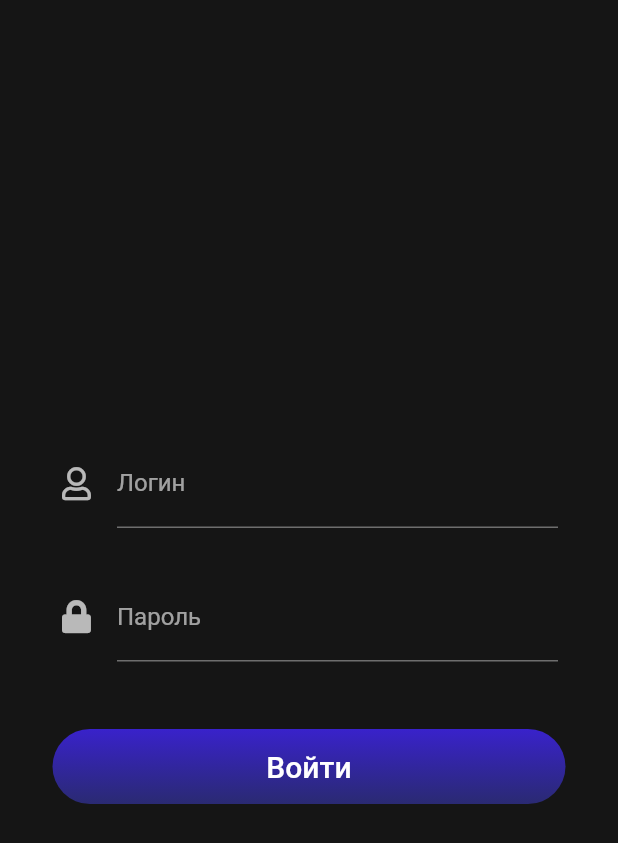
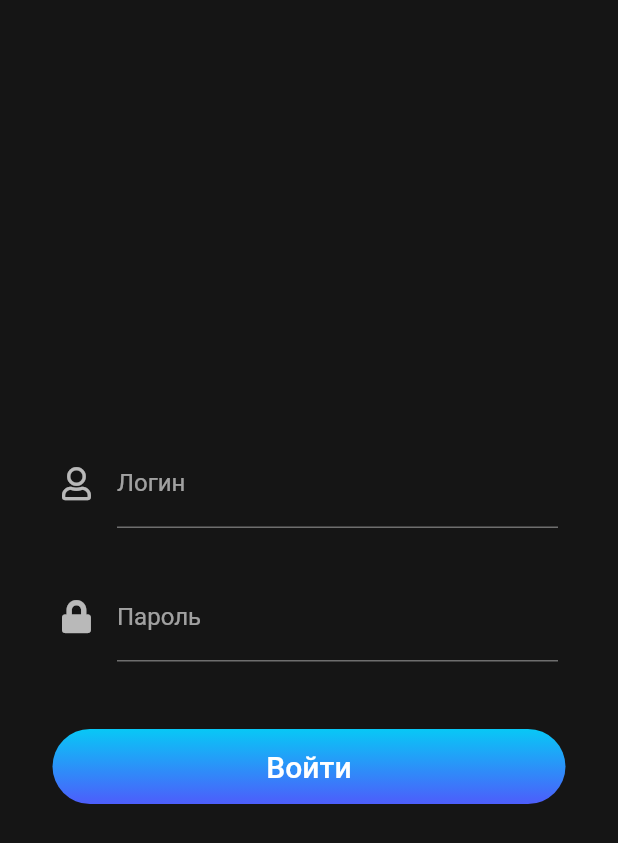
Before and after one commit to SessionStart/web-factory, a Flutter app: the screen it shows after launch, on a phone screen of 412 x 824 dp. Shown: the top 843 px of the screen. Run offline on Flutter 3.47's test engine with Material 2 defaults, Android fonts, the phone set to English and light mode, and no system bars; our stand-ins replace cached_network_image, font_awesome_flutter, hive, hive_flutter; missing offline and left inert: skeleton_animation; accounts and stored records are empty.

Commit message:
created abstract custom theme and bloc

```diff
--- /dev/null
+++ b/lib/blocs/theme_bloc.dart
@@ -0,0 +1,15 @@
+import 'package:flutter/foundation.dart';
+import 'package:web_factory/theme/custom_themes/abstract_custom_theme.dart';
+
+class ThemeBloc extends ChangeNotifier {
+  AbstractCustomTheme _customTheme;
+
+  ThemeBloc({@required AbstractCustomTheme customTheme})
+      : _customTheme = customTheme;
+
+  AbstractCustomTheme get customTheme => _customTheme;
+  set customTheme(AbstractCustomTheme val) {
+    _customTheme = val;
+    notifyListeners();
+  }
+}
--- a/lib/main.dart
+++ b/lib/main.dart
@@ -3,7 +3,9 @@ import 'package:web_factory/services/hive_service.dart';
 import 'package:provider/provider.dart';
 import 'blocs/launch_bloc.dart';
 import 'blocs/repository_bloc.dart';
-import 'theme/theme.dart';
+import 'blocs/theme_bloc.dart';
+import 'theme/custom_themes/dark_app_theme.dart';
+import 'theme/themes/dark_theme.dart';
 import 'widgets/common/launch_navigator.dart';
 
 void main() async {
@@ -33,6 +35,11 @@ class MyApp extends StatelessWidget {
             userRepository: hiveService.userRepository,
           ),
         ),
+        ChangeNotifierProvider<ThemeBloc>(
+          create: (_) => ThemeBloc(
+            customTheme: DarkAppTheme(),
+          ),
+        ),
       ],
       builder: (ctx, _) {
         _initializeBlocs(ctx);
--- a/lib/screens/home.dart
+++ b/lib/screens/home.dart
@@ -1,5 +1,7 @@
 import 'package:flutter/material.dart';
-import 'package:web_factory/theme/app_theme.dart';
+import 'package:provider/provider.dart';
+import 'package:web_factory/blocs/theme_bloc.dart';
+import 'package:web_factory/theme/custom_themes/dark_app_theme.dart';
 import 'package:web_factory/utils/responsive/responsive_helper.dart';
 import 'package:web_factory/widgets/common/image/custom_image.dart';
 import 'package:web_factory/widgets/responsive/responsive_view.dart';
@@ -22,6 +24,7 @@ class HomeScreen extends StatelessWidget {
   }
 
   Widget _buildLargeView(BuildContext context) {
+    final customTheme = Provider.of<ThemeBloc>(context).customTheme;
     final size = MediaQuery.of(context).size;
     final theme = Theme.of(context);
     return Padding(
@@ -40,7 +43,7 @@ class HomeScreen extends StatelessWidget {
                   decoration: BoxDecoration(
                     borderRadius: BorderRadius.all(Radius.circular(8.0)),
                     color: theme.cardColor,
-                    boxShadow: AppTheme.boxShadow,
+                    boxShadow: customTheme.boxShadow,
                   ),
                   child: Padding(
                     padding: const EdgeInsets.all(8.0),
@@ -77,7 +80,7 @@ class HomeScreen extends StatelessWidget {
                   decoration: BoxDecoration(
                     borderRadius: BorderRadius.all(Radius.circular(8.0)),
                     color: theme.cardColor,
-                    boxShadow: AppTheme.boxShadow,
+                    boxShadow: customTheme.boxShadow,
                   ),
                 );
               },
--- a/lib/theme/app_theme.dart
+++ /dev/null
@@ -1,25 +0,0 @@
-import 'package:flutter/material.dart';
-import 'package:web_factory/theme/theme.dart';
-
-abstract class AppTheme {
-  static final boxShadow = [
-    BoxShadow(
-      color: Colors.black.withOpacity(0.03),
-      blurRadius: 20.0, // soften the shadow
-      spreadRadius: 2.0, //extend the shadow
-      offset: Offset(
-        0.0, // Move to right 10  horizontally
-        3.0, // Move to bottom 10 Vertically
-      ),
-    ),
-  ];
-
-  static final mainGradient = LinearGradient(
-    begin: Alignment.topCenter,
-    end: Alignment.bottomCenter,
-    colors: <Color>[
-      appTheme.accentColor,
-      appTheme.buttonColor,
-    ],
-  );
-}
--- /dev/null
+++ b/lib/theme/custom_themes/abstract_custom_theme.dart
@@ -0,0 +1,6 @@
+import 'package:flutter/material.dart';
+
+abstract class AbstractCustomTheme {
+  List<BoxShadow> get boxShadow;
+  LinearGradient get mainGradient;
+}
--- /dev/null
+++ b/lib/theme/custom_themes/dark_app_theme.dart
@@ -0,0 +1,29 @@
+import 'package:flutter/material.dart';
+import 'package:web_factory/theme/themes/dark_theme.dart';
+
+import 'abstract_custom_theme.dart';
+
+class DarkAppTheme implements AbstractCustomTheme {
+  @override
+  List<BoxShadow> get boxShadow => [
+        BoxShadow(
+          color: Colors.black.withOpacity(0.03),
+          blurRadius: 20.0,
+          spreadRadius: 2.0,
+          offset: Offset(
+            0.0,
+            3.0,
+          ),
+        ),
+      ];
+
+  @override
+  LinearGradient get mainGradient => LinearGradient(
+        begin: Alignment.topCenter,
+        end: Alignment.bottomCenter,
+        colors: <Color>[
+          appTheme.buttonColor,
+          appTheme.accentColor,
+        ],
+      );
+}
--- a/lib/theme/theme.dart
+++ b/lib/theme/themes/dark_theme.dart
@@ -2,12 +2,12 @@ import 'package:flutter/material.dart';
 
 final appTheme = ThemeData(
   primarySwatch: Colors.indigo,
-  primaryColor: Color(0xFF3922CB),
+  primaryColor: Color(0xFF4D5DFB),
   backgroundColor: Color(0xFF151515),
   scaffoldBackgroundColor: Color(0xFF151515),
-  canvasColor: Color(0xFF3922CB),
-  accentColor: Color(0xFF3922CB),
-  buttonColor: Color(0xFF2A2A72),
+  canvasColor: Color(0xFF4D5DFB),
+  accentColor: Color(0xFF4D5DFB),
+  buttonColor: Color(0xFF08C8F6),
   brightness: Brightness.dark,
   cardColor: Color(0xFF262626),
   textTheme: TextTheme(
--- a/lib/widgets/common/custom_button.dart
+++ b/lib/widgets/common/custom_button.dart
@@ -1,7 +1,6 @@
 import 'package:flutter/material.dart';
-import 'package:web_factory/theme/app_theme.dart';
-import 'package:web_factory/theme/theme.dart';
 import 'package:provider/provider.dart';
+import 'package:web_factory/blocs/theme_bloc.dart';
 
 class CustomButton extends StatelessWidget {
   const CustomButton({
@@ -21,6 +20,7 @@ class CustomButton extends StatelessWidget {
 
   @override
   Widget build(BuildContext context) {
+    final customTheme = Provider.of<ThemeBloc>(context).customTheme;
     return GestureDetector(
       onTap: onPressed,
       child: Container(
@@ -28,8 +28,8 @@ class CustomButton extends StatelessWidget {
         height: 50.0,
         decoration: BoxDecoration(
           borderRadius: BorderRadius.circular(30.0),
-          gradient: AppTheme.mainGradient,
-          boxShadow: AppTheme.boxShadow,
+          gradient: customTheme.mainGradient,
+          boxShadow: customTheme.boxShadow,
         ),
         child: Material(
           color: Colors.transparent,
```
